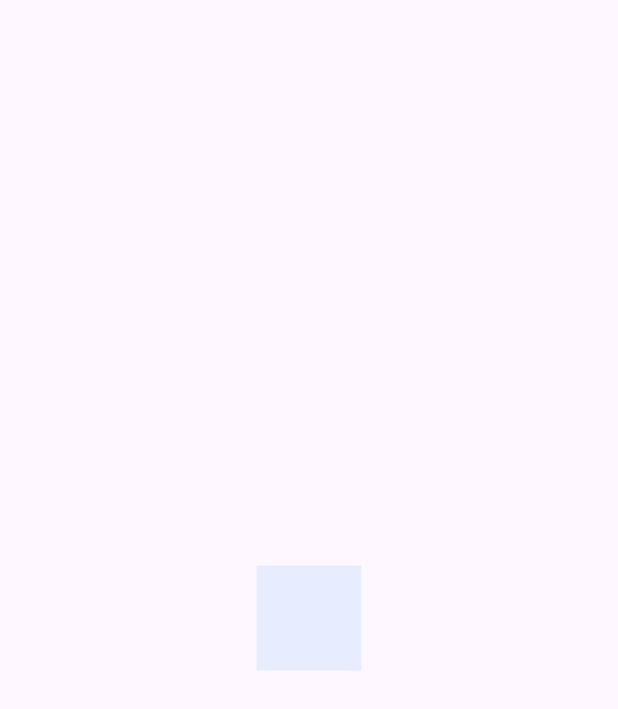
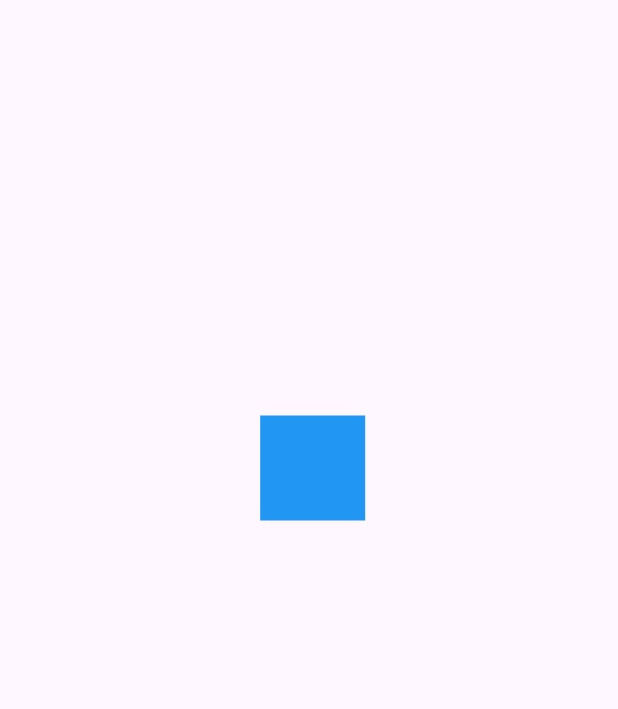
Before and after one commit to joseluiszamora/flutter_animation, a Flutter app: the screen it shows after launch, on a phone screen of 412 x 824 dp. Shown: the top 709 px of the screen. Run offline on Flutter 3.47's test engine with Material 3 defaults, Android fonts, the phone set to English and light mode, and no system bars.

Commit message:
animation cuadrado rotativo

```diff
--- a/lib/main.dart
+++ b/lib/main.dart
@@ -1,4 +1,5 @@
 import 'package:animation_ejemplos/src/pages/animaciones_page.dart';
+import 'package:animation_ejemplos/src/retos/cuadrado_animado_page.dart';
 import 'package:flutter/material.dart';
 
 void main() {
@@ -16,7 +17,7 @@ class MyApp extends StatelessWidget {
         colorScheme: ColorScheme.fromSeed(seedColor: Colors.deepPurple),
         useMaterial3: true,
       ),
-      home: const AnimacionesPage(),
+      home: const CuadradoAnimadoPage(),
     );
   }
 }
--- /dev/null
+++ b/lib/src/retos/cuadrado_animado_page.dart
@@ -0,0 +1,99 @@
+import 'package:flutter/material.dart';
+
+class CuadradoAnimadoPage extends StatelessWidget {
+  const CuadradoAnimadoPage({super.key});
+
+  @override
+  Widget build(BuildContext context) {
+    return const Scaffold(
+      body: Center(child: _CuadradoAnimado()),
+    );
+  }
+}
+
+class _CuadradoAnimado extends StatefulWidget {
+  const _CuadradoAnimado();
+
+  @override
+  State<_CuadradoAnimado> createState() => _CuadradoAnimadoState();
+}
+
+class _CuadradoAnimadoState extends State<_CuadradoAnimado>
+    with SingleTickerProviderStateMixin {
+  late AnimationController controller;
+  late Animation<double> moverRight;
+  late Animation<double> moverTop;
+  late Animation<double> moverLeft;
+  late Animation<double> moverBottom;
+
+//curvebounceout
+  @override
+  void initState() {
+    controller = AnimationController(
+        vsync: this, duration: const Duration(milliseconds: 4500));
+
+    moverRight = Tween(begin: 0.0, end: 100.0).animate(
+      CurvedAnimation(
+          parent: controller,
+          curve: const Interval(0, 0.25, curve: Curves.bounceOut)),
+    );
+
+    moverTop = Tween(begin: 0.0, end: 100.0).animate(
+      CurvedAnimation(
+          parent: controller,
+          curve: const Interval(0.25, 0.50, curve: Curves.bounceOut)),
+    );
+
+    moverLeft = Tween(begin: 0.0, end: -100.0).animate(
+      CurvedAnimation(
+          parent: controller,
+          curve: const Interval(0.50, 0.75, curve: Curves.bounceOut)),
+    );
+
+    moverBottom = Tween(begin: 0.0, end: -100.0).animate(
+      CurvedAnimation(
+          parent: controller,
+          curve: const Interval(0.75, 1.0, curve: Curves.bounceOut)),
+    );
+
+    controller.addListener(() {
+      if (controller.status == AnimationStatus.completed) {
+        controller.repeat();
+      }
+    });
+    super.initState();
+  }
+
+  @override
+  void dispose() {
+    controller.dispose();
+    super.dispose();
+  }
+
+  @override
+  Widget build(BuildContext context) {
+    controller.forward();
+
+    return AnimatedBuilder(
+      animation: controller,
+      builder: (BuildContext context, Widget? child) {
+        return Transform.translate(
+          offset: Offset(moverRight.value + moverLeft.value,
+              -moverTop.value - moverBottom.value),
+          child: const _Rectangulo(),
+        );
+      },
+    );
+  }
+}
+
+class _Rectangulo extends StatelessWidget {
+  const _Rectangulo();
+  @override
+  Widget build(BuildContext context) {
+    return Container(
+        width: 70,
+        height: 70,
+        decoration: const BoxDecoration(color: Colors.blue));
+  }
+}
```
Also changed, not shown: lib/src/pages/animaciones_page.dart (+35 -10 lines).
